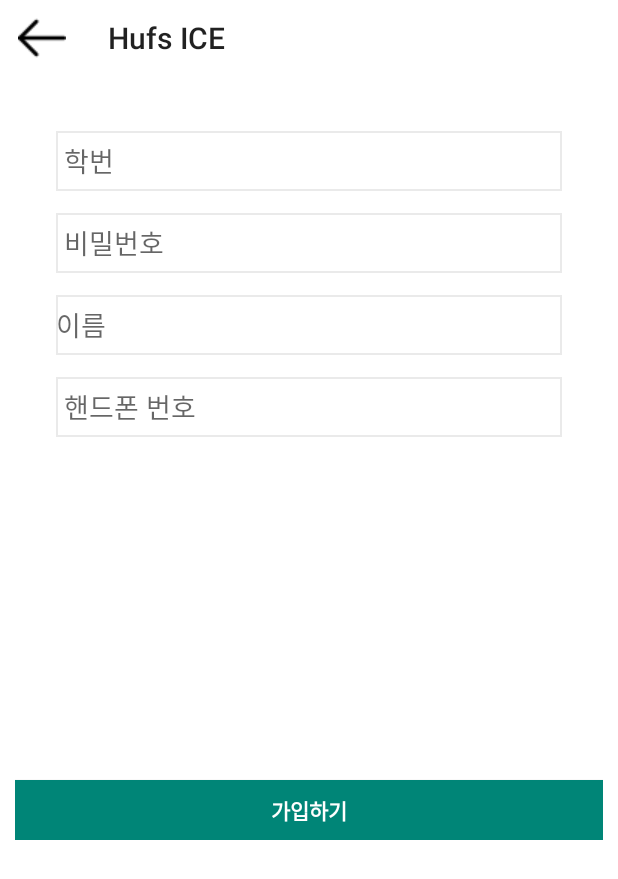
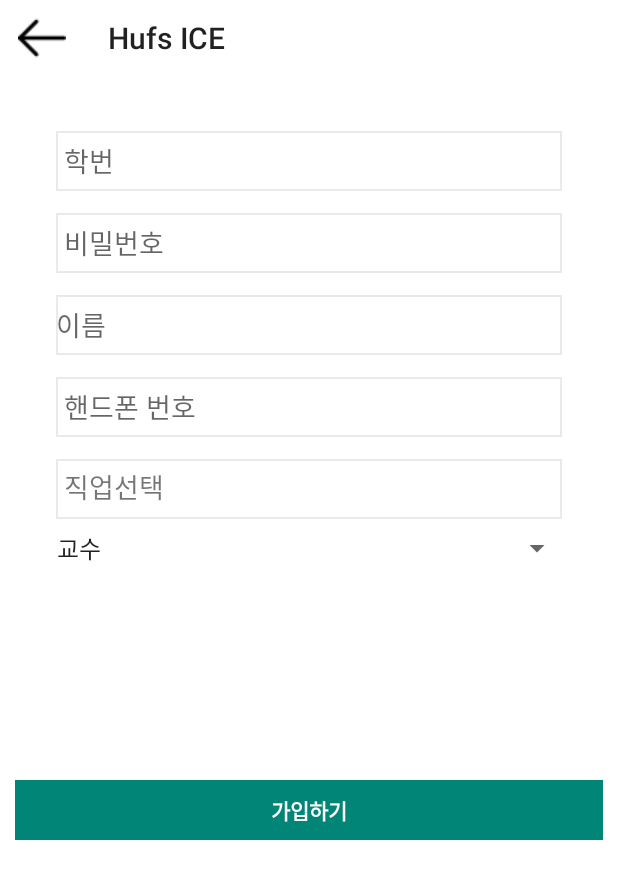
Before and after one commit to ggoowlgns/X-Project_android, an Android app: the JoinActivity screen opened directly, with no data from a screen before it, on a phone screen of 412 x 824 dp. Shown: the top 879 px of the screen. Run offline under Robolectric (Android 15) with nearby library versions, the light colour scheme and no system bars.

Commit message:
회원가입 교수/학생 등록

```diff
--- a/MyApplication/app/src/main/AndroidManifest.xml
+++ b/MyApplication/app/src/main/AndroidManifest.xml
@@ -17,8 +17,6 @@
         <activity android:name=".SplashActivity">
         </activity>
         <activity android:name=".MainActivity">
-
-
             <intent-filter>
                 <action android:name="android.intent.action.MAIN" />
 
@@ -26,6 +24,8 @@
             </intent-filter>
         </activity>
         <activity android:name=".SubActivity" />
+        <activity android:name=".ProActivity" />
+        <activity android:name=".StudentActivity" />
         <activity android:name=".ReserActivity" />
         <activity android:name=".GoreserActivity" />
         <activity android:name=".RelistActivity" />
--- a/MyApplication/app/src/main/java/com/example/mello/myapplication/JoinActivity.java
+++ b/MyApplication/app/src/main/java/com/example/mello/myapplication/JoinActivity.java
@@ -12,8 +12,10 @@ import android.support.v7.app.AppCompatActivity;
 import android.support.v7.widget.Toolbar;
 import android.view.MenuItem;
 import android.view.View;
+import android.widget.ArrayAdapter;
 import android.widget.Button;
 import android.widget.EditText;
+import android.widget.Spinner;
 import android.widget.Toast;
 
 import com.example.mello.myapplication.Network.SignTask;
@@ -26,8 +28,9 @@ public class JoinActivity extends AppCompatActivity {
     Toolbar signToolbar; // 회원가입 툴바
     Button signOkBtn; // 확인버튼
     //이메일, 비밀번호, 비밀번호 확인, 이름 입력
-    EditText idEdit, pwEdit, phoneEdit, nameEdit;
+    EditText idEdit, pwEdit, phoneEdit, nameEdit, jobEdit;
     String id, pw, phone, name;
+
     private static final long MIN_CLICK_INTERVAL=600;
 
     private long mLastClickTime;
@@ -41,9 +44,18 @@ public class JoinActivity extends AppCompatActivity {
         pwEdit = (EditText)findViewById(R.id.signPw);
         nameEdit = (EditText)findViewById(R.id.signName);
         phoneEdit = (EditText)findViewById(R.id.signPhone);
+        Spinner spinner_job = (Spinner)findViewById(R.id.mySpinner_job);
         setSupportActionBar(signToolbar);
         getSupportActionBar().setDisplayHomeAsUpEnabled(true);
         getSupportActionBar().setHomeAsUpIndicator(R.drawable.back);
+
+
+        ArrayAdapter<CharSequence> adapter_job = ArrayAdapter.createFromResource(this, R.array.job,
+                android.R.layout.simple_spinner_item);
+        adapter_job.setDropDownViewResource(android.R.layout.simple_spinner_dropdown_item);
+        spinner_job.setAdapter(adapter_job);
+
+        final String job = spinner_job.getSelectedItem().toString();
 
         /**
          * 확인버튼 이벤트처리
@@ -66,6 +78,7 @@ public class JoinActivity extends AppCompatActivity {
                     params.put("passwd", pw);
                     params.put("name", name);
                     params.put("phone_num",phone);
+                    params.put("job", job);
                     signTask.execute(params);
 
                     Intent intent = new Intent(JoinActivity.this, MainActivity.class);
--- a/MyApplication/app/src/main/res/layout/activity_join.xml
+++ b/MyApplication/app/src/main/res/layout/activity_join.xml
@@ -73,7 +73,25 @@
                 android:inputType="textPersonName"
                 android:padding="5dp" />
 
+            <TextView
+                android:id="@+id/choose_job"
+                android:layout_width="match_parent"
+                android:layout_height="40dp"
+                android:layout_margin="7dp"
+                android:background="@drawable/gray_background"
+                android:ems="10"
+                android:inputType="textPersonName"
+                android:padding="5dp"
+                android:text="직업선택"
+                android:textSize="18dp" />
 
+            <Spinner
+                android:id="@+id/mySpinner_job"
+                android:layout_width="fill_parent"
+                android:layout_height="wrap_content"
+                android:drawSelectorOnTop="True"
+                android:prompt="@string/choose_job"
+                />
         </LinearLayout>
 
         <LinearLayout
--- /dev/null
+++ b/MyApplication/app/src/main/res/layout/activity_pro.xml
@@ -0,0 +1,6 @@
+<?xml version="1.0" encoding="utf-8"?>
+<android.support.constraint.ConstraintLayout
+    xmlns:android="http://schemas.android.com/apk/res/android" android:layout_width="match_parent"
+    android:layout_height="match_parent">
+
+</android.support.constraint.ConstraintLayout>
--- a/MyApplication/app/src/main/res/values/arrays.xml
+++ b/MyApplication/app/src/main/res/values/arrays.xml
@@ -3,6 +3,11 @@
     <string-array name="univ">
         <item>Study Room1</item>
         <item>Study Room2</item>
+    </string-array>
+
+    <string-array name="job">
+        <item>교수</item>
+        <item>학생</item>
     </string-array>
 
     <string-array name="start">
--- a/MyApplication/app/src/main/res/values/strings.xml
+++ b/MyApplication/app/src/main/res/values/strings.xml
@@ -4,5 +4,5 @@
     <string name="dept_prompt">인원선택</string>
     <string name="start_prompt">시작시간</string>
     <string name="end_prompt">종료시간</string>
-
+    <string name="choose_job">선택</string>
 </resources>
```
Also changed, not shown: MyApplication/app/src/main/java/com/example/mello/myapplication/Network/JobTask.java (added, +63 -0 lines), MyApplication/app/src/main/java/com/example/mello/myapplication/ProActivity.java (added, +11 -0 lines), MyApplication/app/src/main/java/com/example/mello/myapplication/StudentActivity.java (added, +11 -0 lines), MyApplication/app/src/main/java/com/example/mello/myapplication/SubActivity.java (+20 -1 lines), MyApplication/app/src/main/java/com/example/mello/myapplication/SubjectActivity.java (added, +11 -0 lines), MyApplication/app/src/main/res/layout/activity_student.xml (added, +47 -0 lines).
